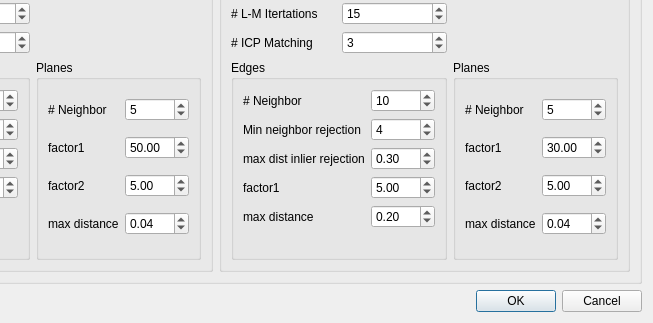
Qt form VelodyneHDL/vvSlamConfigurationDialog.ui (Kitware/VeloView) before a commit; both pictures show x 217 to 870 and y 459 to 782 of the 870 by 782 pixel window.
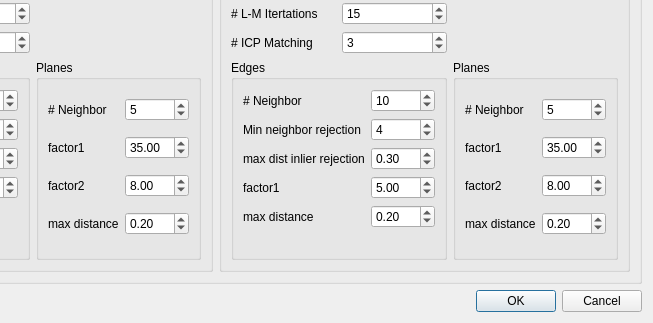
The same form after that commit.

Commit message: Change default parameters: less filter because loss function should filter outliers

The edit to the form file:
```diff
--- a/VelodyneHDL/vvSlamConfigurationDialog.ui
+++ b/VelodyneHDL/vvSlamConfigurationDialog.ui
@@ -149,7 +149,7 @@
          <item row="2" column="2" colspan="2">
           <widget class="QGroupBox" name="groupBox_9">
            <property name="title">
-            <string>Planes</string>
+            <string>Planes </string>
            </property>
            <layout class="QGridLayout" name="gridLayout_9">
             <item row="0" column="1">
@@ -165,7 +165,7 @@
                <double>999.990000000000009</double>
               </property>
               <property name="value">
-               <double>30.000000000000000</double>
+               <double>35.000000000000000</double>
               </property>
              </widget>
             </item>
@@ -182,7 +182,7 @@
                <double>999.990000000000009</double>
               </property>
               <property name="value">
-               <double>5.000000000000000</double>
+               <double>8.000000000000000</double>
               </property>
              </widget>
             </item>
@@ -210,7 +210,7 @@
             <item row="3" column="1">
              <widget class="QDoubleSpinBox" name="Mapping_Plane_Max_Distance">
               <property name="value">
-               <double>0.040000000000000</double>
+               <double>0.200000000000000</double>
               </property>
              </widget>
             </item>
@@ -477,7 +477,7 @@
                <double>999.990000000000009</double>
               </property>
               <property name="value">
-               <double>50.000000000000000</double>
+               <double>35.000000000000000</double>
               </property>
              </widget>
             </item>
@@ -494,7 +494,7 @@
                <double>999.990000000000009</double>
               </property>
               <property name="value">
-               <double>5.000000000000000</double>
+               <double>8.000000000000000</double>
               </property>
              </widget>
             </item>
@@ -522,7 +522,7 @@
             <item row="3" column="1">
              <widget class="QDoubleSpinBox" name="EgoMotion_Plane_Max_Distance">
               <property name="value">
-               <double>0.040000000000000</double>
+               <double>0.200000000000000</double>
               </property>
              </widget>
             </item>
```
The commit also changes 1 other file.
